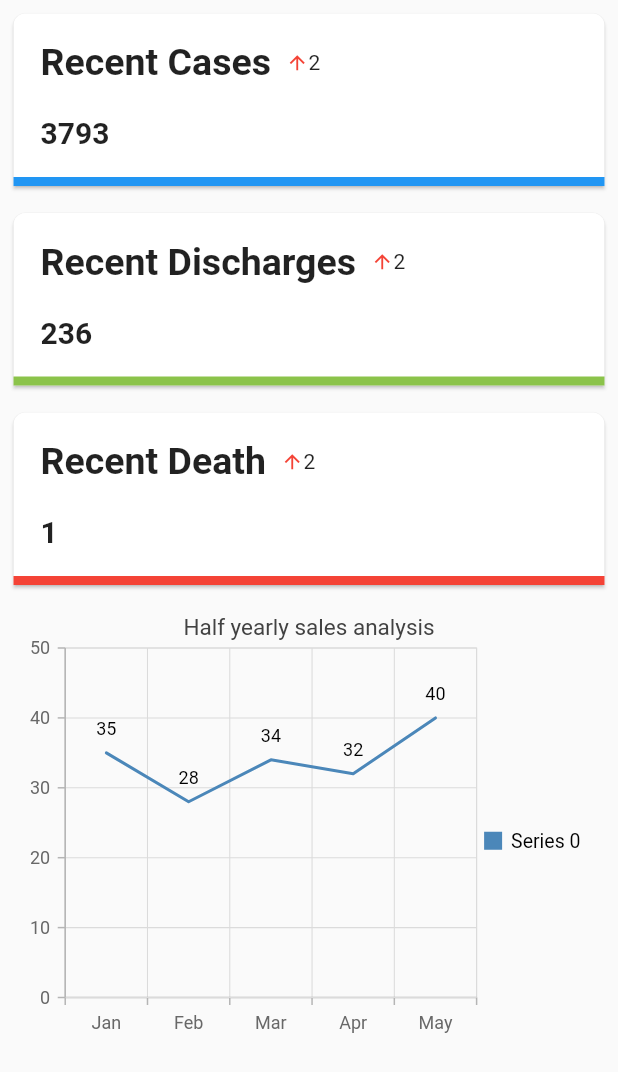
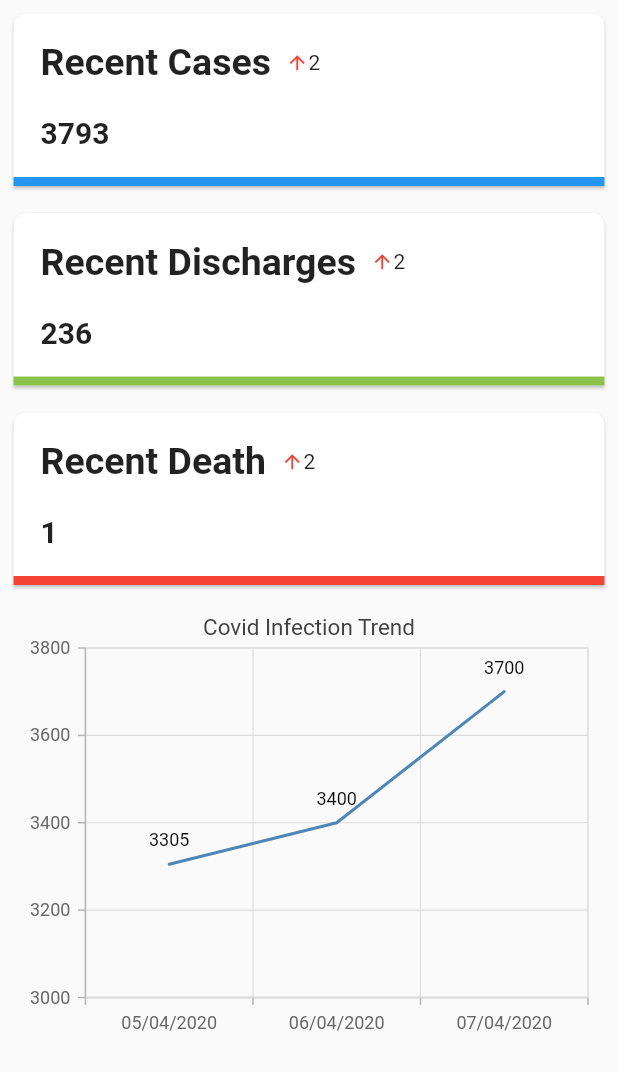
Before and after one commit to asyrafdayan/Covid_App, a Flutter app: the screen it shows after launch, on a phone screen of 412 x 824 dp. Shown: the top 1072 px of the screen. Run offline on Flutter 3.47's test engine with Material 2 defaults, Android fonts, the phone set to English and light mode, and no system bars; our stand-ins replace syncfusion_flutter_charts; missing offline and left inert: syncfusion_flutter_core.

Commit message:
Renamed bar_chart to line_chart

```diff
--- a/lib/charts/bar_chart.dart
+++ b/lib/charts/line_chart.dart
@@ -1,26 +1,24 @@
 import 'package:flutter/material.dart';
 import 'package:syncfusion_flutter_charts/charts.dart';
 
-class CovidBarChart extends StatelessWidget {
+class CovidLineChart extends StatelessWidget {
 
   @override
   Widget build(BuildContext context) {
     return SfCartesianChart(
       primaryXAxis: CategoryAxis(),
       // Chart title
-      title: ChartTitle(text: 'Half yearly sales analysis'),
+      title: ChartTitle(text: 'Covid Infection Trend'),
       // Enable legend
-      legend: Legend(isVisible: true),
+      legend: Legend(isVisible: false),
       // Enable tooltip
       tooltipBehavior: TooltipBehavior(enable: true),
       series: <ChartSeries<SalesData, String>>[
         LineSeries<SalesData, String>(
             dataSource: <SalesData>[
-              SalesData('Jan', 35),
-              SalesData('Feb', 28),
-              SalesData('Mar', 34),
-              SalesData('Apr', 32),
-              SalesData('May', 40)
+              SalesData('05/04/2020', 3305),
+              SalesData('06/04/2020', 3400),
+              SalesData('07/04/2020', 3700)
             ],
             xValueMapper: (SalesData sales, _) => sales.year,
             yValueMapper: (SalesData sales, _) => sales.sales,
--- a/lib/pages/home.dart
+++ b/lib/pages/home.dart
@@ -1,6 +1,6 @@
 import 'package:flutter/material.dart';
 import 'package:my_covid/widgets/info_card.dart';
-import 'package:my_covid/charts/bar_chart.dart';
+import 'package:my_covid/charts/line_chart.dart';
 
 class MyHomePage extends StatefulWidget {
   @override
@@ -29,7 +29,7 @@ class _MyHomePageState extends State<MyHomePage> {
               Container(
                 padding: EdgeInsets.symmetric(horizontal: 10.0),
                 height: 300.0,
-                child: CovidBarChart(),
+                child: CovidLineChart(),
               )
             ],
           ),
```
